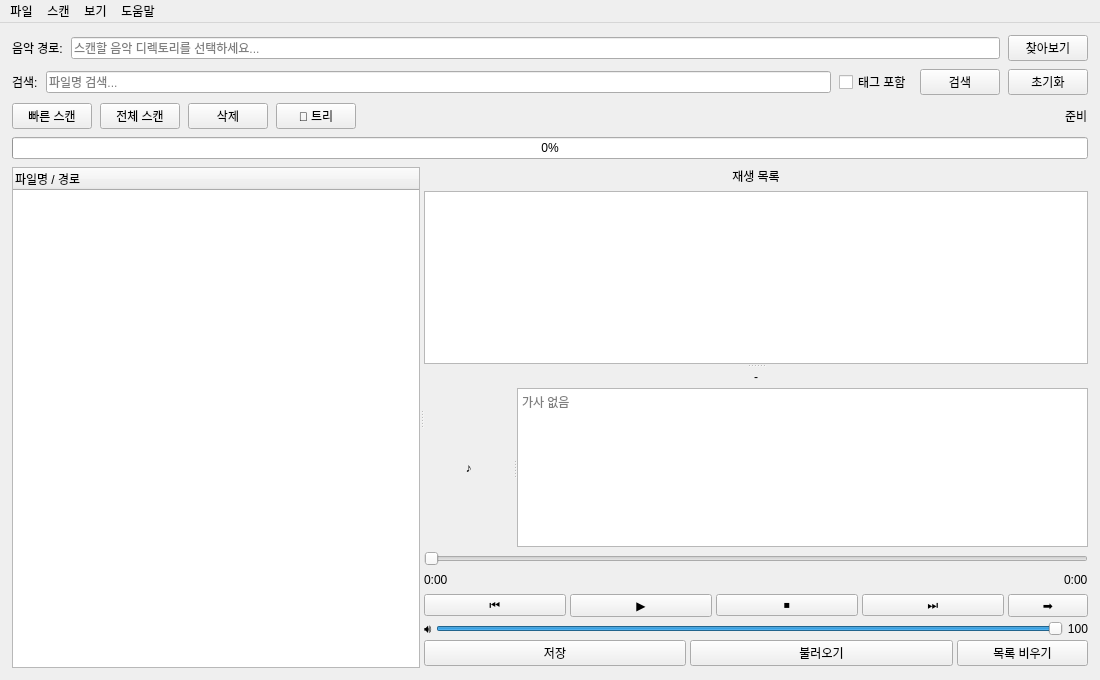
The window that src/main_window.ui (musiren/mp3-archive) describes before a commit, drawn with Qt 5.
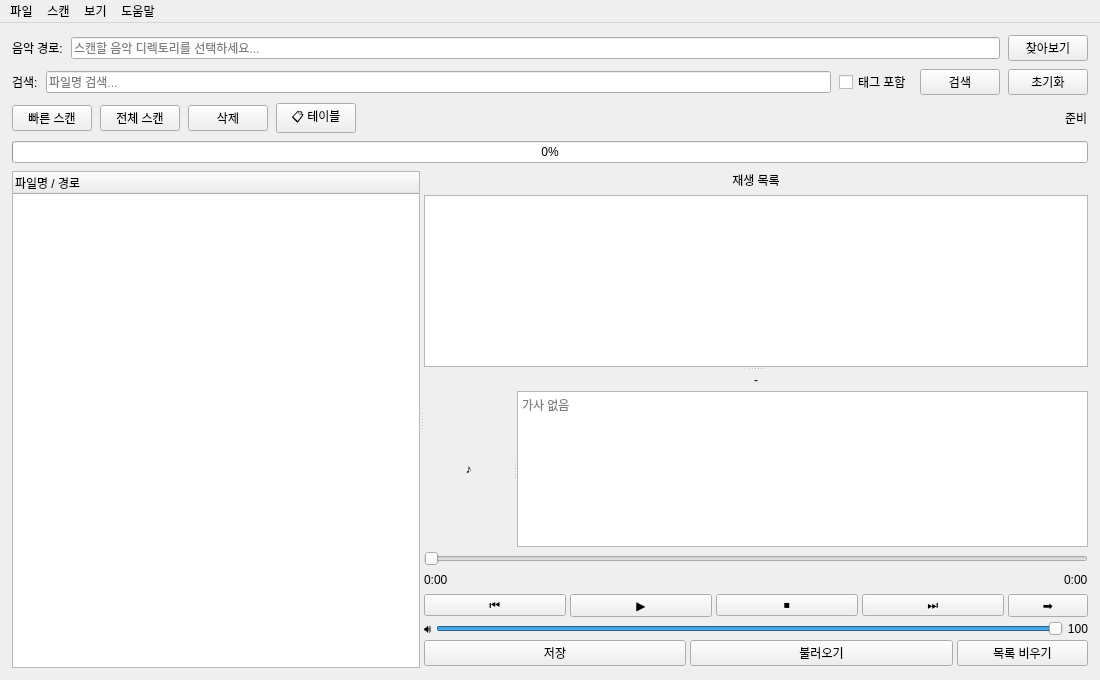
The same window after the commit. The open tabs and pages were chosen to show the change.

Commit message:
ui: make tree view the default on startup
Switch view_stack default page from 0 (table) to 1 (tree) and flip
the toggle button's initial label from '🌲 트리' to '📋 테이블'.
Invert the _on_view_toggle_clicked logic accordingly and update tests.

https://claude.ai/code/session_01WtBfvrczCKDXxCsxtNc98L

Diff of the .ui file:
```diff
--- a/src/main_window.ui
+++ b/src/main_window.ui
@@ -201,7 +201,7 @@
       <item>
        <widget class="QPushButton" name="btn_view_toggle">
         <property name="text">
-         <string>🌲 트리</string>
+         <string>📋 테이블</string>
         </property>
         <property name="toolTip">
          <string>테이블 보기와 경로 트리 보기를 전환합니다</string>
```
Left out of the diff: 2 changed lines with no effect on the pictures. The commit also changes 2 other files.
